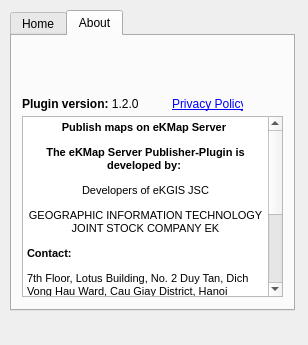
Old version of the form ui/ekmap_server_publisher_dockwidget_base.ui in the repository eKMap/ekmap-publisher-for-qgis.
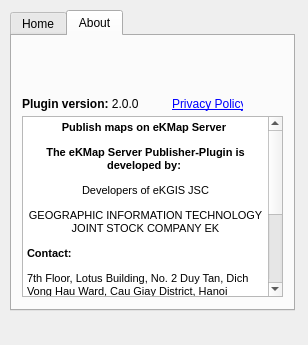
New version of the form. The open tabs and pages were chosen to show the change. Icons and pictures are not drawn.

Commit message: release version 2.0.0 export base mapbox style

```diff
--- a/ui/ekmap_server_publisher_dockwidget_base.ui
+++ b/ui/ekmap_server_publisher_dockwidget_base.ui
@@ -303,7 +303,7 @@
        </rect>
       </property>
       <property name="text">
-       <string>&lt;html&gt;&lt;head/&gt;&lt;body&gt;&lt;p&gt;&lt;span style=&quot; font-weight:600;&quot;&gt;Plugin version:&lt;/span&gt; 1.2.0&lt;/p&gt;&lt;/body&gt;&lt;/html&gt;</string>
+       <string>&lt;html&gt;&lt;head/&gt;&lt;body&gt;&lt;p&gt;&lt;span style=&quot; font-weight:600;&quot;&gt;Plugin version:&lt;/span&gt; 2.0.0&lt;/p&gt;&lt;/body&gt;&lt;/html&gt;</string>
       </property>
       <property name="textFormat">
        <enum>Qt::RichText</enum>
```
The commit also changes 1 other file.
